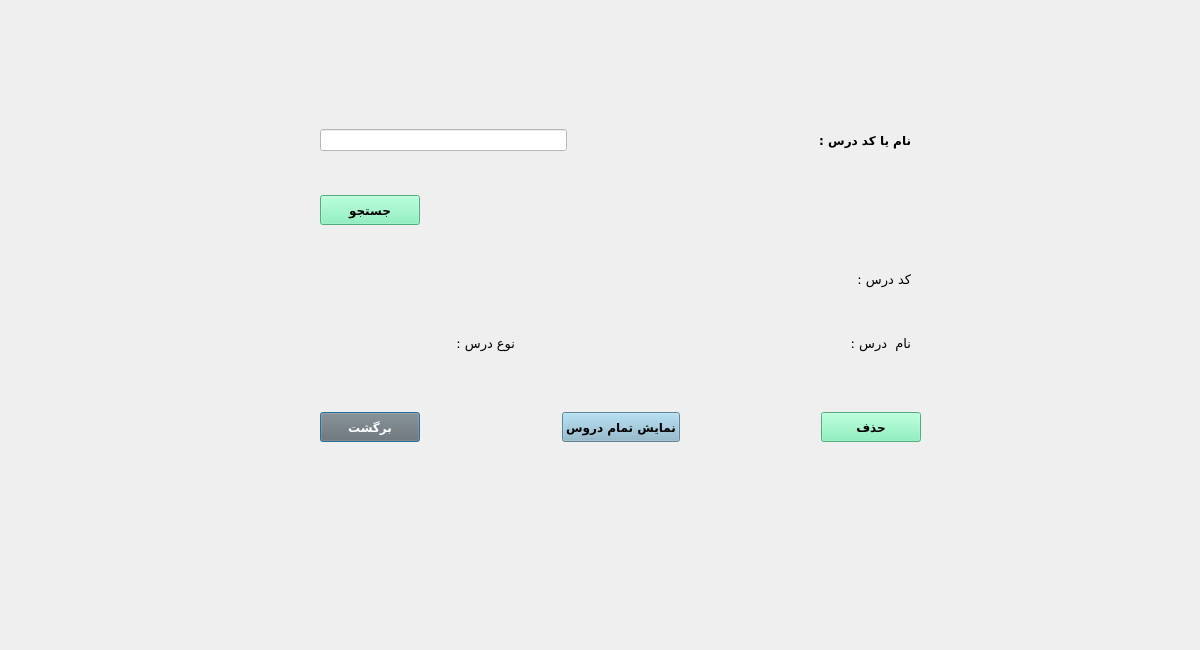
Before: the Qt Designer form removelessondialog.ui in AliRn76/Student-Portal, drawn with Qt 5.
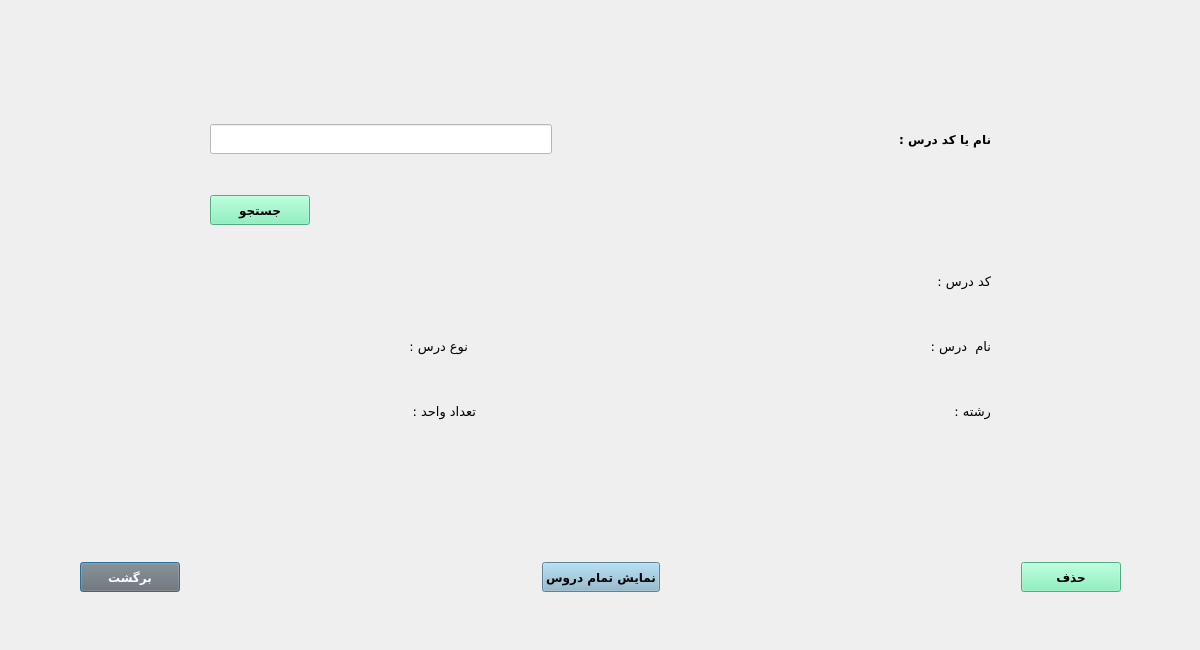
After: the same form once the commit is applied.

The edit to the form file:
```diff
--- a/removelessondialog.ui
+++ b/removelessondialog.ui
@@ -16,9 +16,9 @@
   <widget class="QWidget" name="layoutWidget">
    <property name="geometry">
     <rect>
-     <x>320</x>
-     <y>410</y>
-     <width>601</width>
+     <x>80</x>
+     <y>560</y>
+     <width>1041</width>
      <height>35</height>
     </rect>
    </property>
@@ -124,13 +124,13 @@
     </item>
    </layout>
   </widget>
-  <widget class="QWidget" name="layoutWidget">
+  <widget class="QWidget" name="">
    <property name="geometry">
     <rect>
-     <x>320</x>
-     <y>111</y>
-     <width>591</width>
-     <height>261</height>
+     <x>210</x>
+     <y>110</y>
+     <width>781</width>
+     <height>331</height>
     </rect>
    </property>
    <layout class="QVBoxLayout" name="verticalLayout">
@@ -138,6 +138,12 @@
      <layout class="QHBoxLayout" name="horizontalLayout">
       <item>
        <widget class="QLineEdit" name="lineEdit_lessCode">
+        <property name="minimumSize">
+         <size>
+          <width>100</width>
+          <height>30</height>
+         </size>
+        </property>
         <property name="font">
          <font>
           <pointsize>9</pointsize>
@@ -288,7 +294,7 @@
      </layout>
     </item>
     <item>
-     <layout class="QHBoxLayout" name="horizontalLayout_5">
+     <layout class="QHBoxLayout" name="horizontalLayout_8">
       <item>
        <layout class="QHBoxLayout" name="horizontalLayout_3">
         <item>
@@ -407,6 +413,118 @@
       </item>
      </layout>
     </item>
+    <item>
+     <layout class="QHBoxLayout" name="horizontalLayout_5">
+      <item>
+       <layout class="QHBoxLayout" name="horizontalLayout_9">
+        <item>
+         <widget class="QLabel" name="label_tedadVahed">
+          <property name="font">
+           <font>
+            <pointsize>9</pointsize>
+           </font>
+          </property>
+          <property name="text">
+           <string/>
+          </property>
+         </widget>
+        </item>
+        <item>
+         <spacer name="horizontalSpacer_13">
+          <property name="orientation">
+           <enum>Qt::Horizontal</enum>
+          </property>
+          <property name="sizeHint" stdset="0">
+           <size>
+            <width>40</width>
+            <height>20</height>
+           </size>
+          </property>
+         </spacer>
+        </item>
+        <item>
+         <widget class="QLabel" name="label_5">
+          <property name="font">
+           <font>
+            <family>B Koodak</family>
+            <pointsize>10</pointsize>
+           </font>
+          </property>
+          <property name="text">
+           <string>تعداد واحد :</string>
+          </property>
+         </widget>
+        </item>
+       </layout>
+      </item>
+      <item>
+       <spacer name="horizontalSpacer_12">
+        <property name="orientation">
+         <enum>Qt::Horizontal</enum>
+        </property>
+        <property name="sizeHint" stdset="0">
+         <size>
+          <width>40</width>
+          <height>20</height>
+         </size>
+        </property>
+       </spacer>
+      </item>
+      <item>
+       <widget class="QLabel" name="label_field">
+        <property name="minimumSize">
+         <size>
+          <width>100</width>
+          <height>30</height>
+         </size>
+        </property>
+        <property name="font">
+         <font>
+          <pointsize>9</pointsize>
+         </font>
+        </property>
+        <property name="text">
+         <string/>
+        </property>
+       </widget>
+      </item>
+      <item>
+       <spacer name="horizontalSpacer_11">
+        <property name="orientation">
+         <enum>Qt::Horizontal</enum>
+        </property>
+        <property name="sizeType">
+         <enum>QSizePolicy::Maximum</enum>
+        </property>
+        <property name="sizeHint" stdset="0">
+         <size>
+          <width>100</width>
+          <height>20</height>
+         </size>
+        </property>
+       </spacer>
+      </item>
+      <item>
+       <widget class="QLabel" name="label_4">
+        <property name="maximumSize">
+         <size>
+          <width>100</width>
+          <height>16777215</height>
+         </size>
+        </property>
+        <property name="font">
+         <font>
+          <family>B Koodak</family>
+          <pointsize>10</pointsize>
+         </font>
+        </property>
+        <property name="text">
+         <string>رشته :</string>
+        </property>
+       </widget>
+      </item>
+     </layout>
+    </item>
    </layout>
   </widget>
  </widget>
```
Left out of the diff: 4 changed lines with no effect on the pictures.
